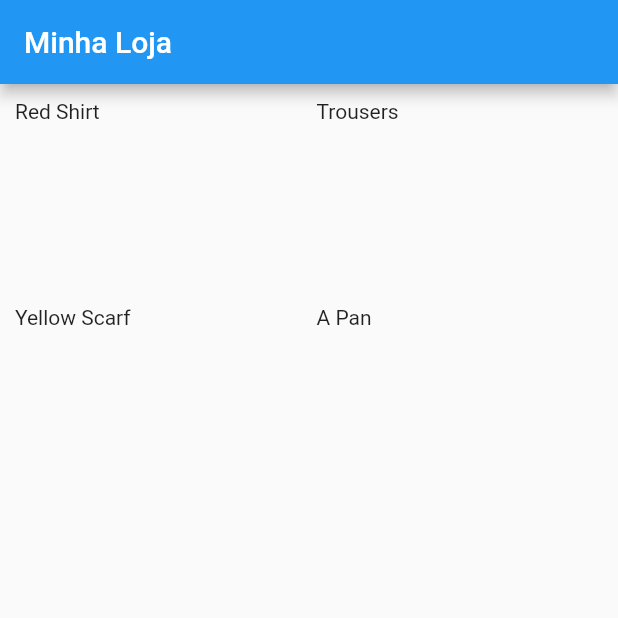
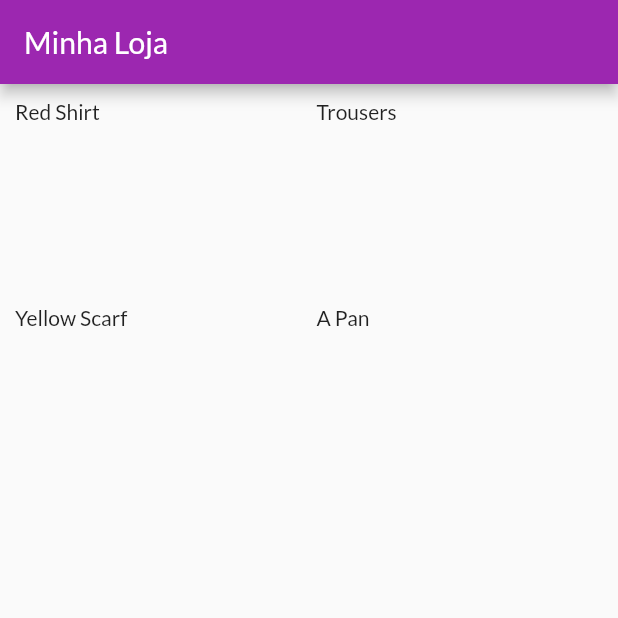
Before and after one commit to tiagosmweb/shop, a Flutter app: the screen it shows after launch, on a phone screen of 412 x 824 dp, the top half of it. Run offline on Flutter 3.47's test engine with Material 2 defaults, Android fonts, the phone set to English and light mode, and no system bars.

Commit message:
add color theme

```diff
--- a/lib/main.dart
+++ b/lib/main.dart
@@ -14,7 +14,10 @@ class MyApp extends StatelessWidget {
     return MaterialApp(
       title: 'Flutter Demo',
       theme: ThemeData(
-        primarySwatch: Colors.blue,
+        colorScheme: ColorScheme.fromSwatch(
+                primarySwatch: Colors.purple, accentColor: Colors.deepOrange)
+            .copyWith(secondary: Colors.deepOrange),
+        fontFamily: 'Lato',
       ),
       home: ProductsOverviewPage(),
       debugShowCheckedModeBanner: false,
```
